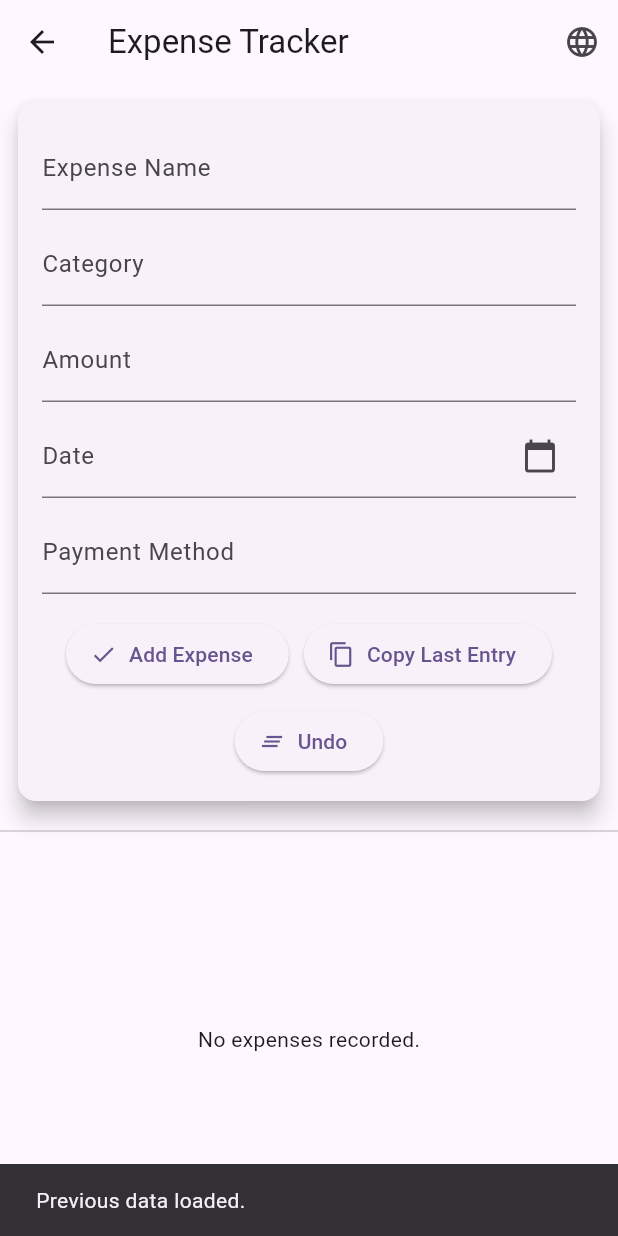
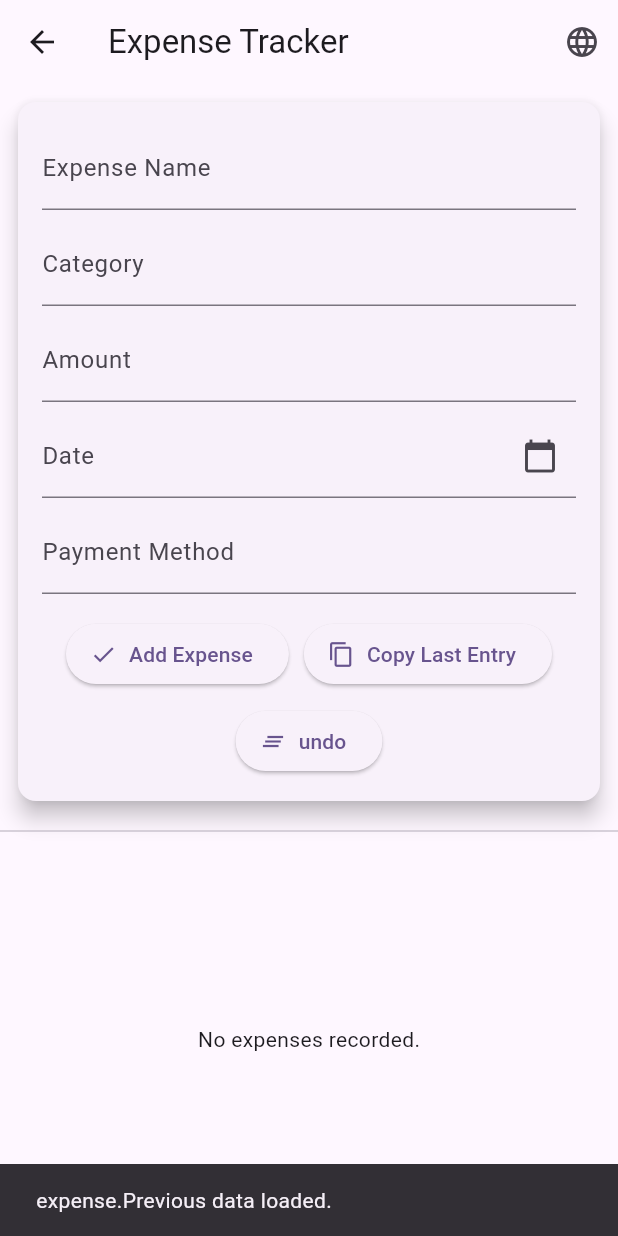
Before and after one commit to jananigokeda/Event-Planner-App, a Flutter app: the ExpenseTrackerPage screen opened by its route, after a tap on "Copy Last Entry", on a phone screen of 412 x 824 dp. Run offline on Flutter 3.47's test engine with Material 3 defaults, Android fonts, the phone set to English and light mode, and no system bars; our stand-ins replace floor, flutter_translate, sqflite; missing offline and left inert: encrypted_shared_preferences; accounts and stored records are empty; generated files the repository leaves out were written again.

Commit message:
language added and tested

```diff
--- a/assets/i18n/en.json
+++ b/assets/i18n/en.json
@@ -40,8 +40,10 @@
     "delete_confirmation": "Are you sure you want to delete this customer?",
     "close_detail": "Close Detail"
   },
+
   "expense": {
-    "title" : "Expense Tracker",
+    "Expense Tracker" : "Expense Tracker",
+    "Expense Detail": "Expense Detail",
     "Expense Name": "Expense Name",
     "Category": "Category",
     "Amount": "Amount",
@@ -50,12 +52,14 @@
     "Undo": "undo",
     "Edit": "Edit",
     "Delete": "Delete",
-    "close": "close",
-    "add_expense": "Add Expense",
-    "copy_last_entry": "Copy Last Entry",
+    "Close": "close",
+    "Add Expense": "Add Expense",
+    "Copy Last Entry": "Copy Last Entry",
     "All fields are required":"All fields are required",
+    "There is no expenses in the list":"There is no expenses in the list",
+    "no_expense_selected": "No expense selected.",
+    "Update": "Update",
     "previous data gets loaded":"previous data loaded"
-
 
   }
 }
--- a/lib/expense_dao.dart
+++ b/lib/expense_dao.dart
@@ -6,7 +6,7 @@ import 'expense_item.dart';
 @dao
 abstract class ExpenseDao {
   /// Retrieves all expense items from the database.
-  @Query("SELECT * FROM ExpenseItem")
+  @Query("Select * from ExpenseItem")
   Future<List<ExpenseItem>> getAllItems();
 
   /// Inserts a new expense item into the database.
--- a/lib/expense_tracker_page.dart
+++ b/lib/expense_tracker_page.dart
@@ -2,10 +2,12 @@ import 'package:flutter/cupertino.dart';
 import 'package:flutter/material.dart';
 import 'package:encrypted_shared_preferences/encrypted_shared_preferences.dart';
 import 'package:flutter_translate/flutter_translate.dart';
+import 'package:flutter_localizations/flutter_localizations.dart';
 import 'expense_dao.dart';
 import 'expense_item.dart';
 import 'expense_repository.dart';
 import 'package:cst2335_final/database.dart';
+
 
 
 
@@ -35,14 +37,15 @@ class _ExpenseTrackerPageState extends State<ExpenseTrackerPage> {
   @override
   void initState() {
     super.initState();
-    $FloorAppDatabase.databaseBuilder('app_database.db').build().then((database) {
+    /*$FloorAppDatabase.databaseBuilder('app_database.db').build().then((database) {
       _database = database;
-      _expenseDao = database.expenseDao;
+      _expenseDao = database.expenseDao;*/
     _loadExpenseList();
+
+    _loadPreviousFormData();
     }
-    );
-    _loadPreviousFormData();
-  }
+    //);
+  //}
   void showDemoActionSheet(
       {required BuildContext context, required Widget child}) {
     showCupertinoModalPopup<String>(
@@ -60,22 +63,30 @@ class _ExpenseTrackerPageState extends State<ExpenseTrackerPage> {
         message: Text(translate('language.selection.message')),
         actions: <Widget>[
           CupertinoActionSheetAction(
-            child: Text(translate('language.name.en')),
-            onPressed: () => Navigator.pop(context, 'en'),
+            child:
+            Text(translate('language.name.en')),
+            onPressed: () async {
+              Navigator.pop(context);
+              await changeLocale(context, 'en');
+            },
           ),
           CupertinoActionSheetAction(
             child: Text(translate('language.name.ta')),
-            onPressed: () => Navigator.pop(context, 'ta'),
+            onPressed: () async {
+              Navigator.pop(context);
+              await changeLocale(context, 'ta');
+            },
           ),
         ],
         cancelButton: CupertinoActionSheetAction(
           child: Text(translate('button.cancel')),
           isDefaultAction: true,
-          onPressed: () => Navigator.pop(context, null),
+          onPressed: () => Navigator.pop(context),
         ),
       ),
     );
   }
+
   /*Future<void> _loadExpenseList() async {
     final list = await _expenseDao.getAllItems();
     setState(() {
@@ -108,7 +119,7 @@ class _ExpenseTrackerPageState extends State<ExpenseTrackerPage> {
             ExpenseItem(id, name, category, amount, date, paymentMethod));
       }
     }
-    final list = await _expenseDao.getAllItems();
+    //final list = await _expenseDao.getAllItems();
 
     setState(() {
       _expenses = expenses;
@@ -159,7 +170,7 @@ class _ExpenseTrackerPageState extends State<ExpenseTrackerPage> {
         _amountController.text.isEmpty ||
         _dateController.text.isEmpty ||
         _paymentMethodController.text.isEmpty) {
-      _showErrorDialog('All fields are required.');
+      _showErrorDialog ('All fields are required.');
       return;
     }
 
@@ -259,7 +270,7 @@ class _ExpenseTrackerPageState extends State<ExpenseTrackerPage> {
         .width >= 600;
     return Scaffold(
       appBar: AppBar(
-        title: const Text('Expense Tracker'),
+        title:  Text(translate('expense.Expense Tracker'),),
           actions: [
       IconButton(
       icon: const Icon(Icons.language),
@@ -337,23 +348,28 @@ class _ExpenseTrackerPageState extends State<ExpenseTrackerPage> {
           children: [
             TextField(
               controller: _nameController,
-              decoration: const InputDecoration(labelText: "Expense Name"),
+              decoration: InputDecoration(
+            labelText: translate('expense.Expense Name'),)
             ),
             const SizedBox(height: 8),
             TextField(
               controller: _categoryController,
-              decoration: const InputDecoration(labelText: "Category"),
+              decoration: InputDecoration(
+                  labelText:translate('expense.Category'),)
             ),
             const SizedBox(height: 8),
             TextField(
               controller: _amountController,
-              decoration: const InputDecoration(labelText: "Amount"),
+              decoration: InputDecoration(
+                labelText:translate('expense.Amount'),),
             ),
             const SizedBox(height: 8),
             TextField(
               controller: _dateController,
               readOnly: true,
-              decoration: const InputDecoration(labelText: "Date",  suffixIcon: Icon(Icons.calendar_today),),
+              decoration:  InputDecoration(
+
+                labelText: translate('expense.Date'),  suffixIcon: Icon(Icons.calendar_today),),
 
           onTap: () async {
             FocusScope.of(context).requestFocus(FocusNode());
@@ -376,7 +392,8 @@ class _ExpenseTrackerPageState extends State<ExpenseTrackerPage> {
             const SizedBox(height: 8),
             TextField(
               controller: _paymentMethodController,
-              decoration: const InputDecoration(labelText: "Payment Method"),
+              decoration: InputDecoration(
+                  labelText: translate('expense.Payment Method')),
             ),
             /*Padding(
               padding: const EdgeInsets.symmetric(vertical: 8),
@@ -416,17 +433,18 @@ class _ExpenseTrackerPageState extends State<ExpenseTrackerPage> {
                 ElevatedButton.icon(
                   onPressed: _handleSubmit,
                   icon: const Icon(Icons.check),
-                  label: const Text('Add Expense'),
+                  label: Text(translate('expense.Add Expense'),)
                 ),
                 ElevatedButton.icon(
                   onPressed: () async {
                     await _loadPreviousFormData();
                     ScaffoldMessenger.of(context).showSnackBar(
-                      const SnackBar(content: Text('Previous data loaded.')),
+                      SnackBar(content: Text(translate('expense.Previous data loaded.')),
+                        )
                     );
                   },
                   icon: const Icon(Icons.copy),
-                  label: const Text('Copy Last Entry'),
+                  label: Text(translate('expense.Copy Last Entry'),)
                 ),
                 ElevatedButton.icon(
                   onPressed: () {
@@ -437,7 +455,7 @@ class _ExpenseTrackerPageState extends State<ExpenseTrackerPage> {
                     _paymentMethodController.clear();
                   },
                   icon: const Icon(Icons.clear_all),
-                  label: const Text('Undo'),
+                  label:Text(translate('expense.Undo'),)
                 ),
               ],
             ),
@@ -478,7 +496,7 @@ class _ExpenseTrackerPageState extends State<ExpenseTrackerPage> {
 
   Widget _buildListView() {
     return _expenses.isEmpty
-        ? const Center(child: Text('There is no expenses in the list'))
+        ? Center(child: Text(translate('expense.There is no expenses in the list')))
         : ListView.builder(
     //return ListView.builder(
       //shrinkWrap: true,
@@ -507,7 +525,7 @@ class _ExpenseTrackerPageState extends State<ExpenseTrackerPage> {
 
   Widget _buildExpenseDetail() {
     if (_selectedExpense == null) {
-      return const Center(child: Text("No expense selected."));
+      return Center(child: Text(translate('expense.no_expense_selected')));
     }
 
     final expense = _selectedExpense!;
@@ -536,7 +554,7 @@ class _ExpenseTrackerPageState extends State<ExpenseTrackerPage> {
                     _navigateToExpenseDetail(expense); // Go to edit page
                   },
                   icon: const Icon(Icons.edit),
-                  label: const Text("Edit"),
+                  label: Text (translate('expense.Edit'),)
                 ),
                 ElevatedButton.icon(
                   onPressed: () {
@@ -546,7 +564,7 @@ class _ExpenseTrackerPageState extends State<ExpenseTrackerPage> {
                     });
                   },
                   icon: const Icon(Icons.delete),
-                  label: const Text("Delete"),
+                  label: Text(translate('expense.Delete'),)
                 ),
                 ElevatedButton.icon(
                   onPressed: () {
@@ -555,7 +573,7 @@ class _ExpenseTrackerPageState extends State<ExpenseTrackerPage> {
                     });
                   },
                   icon: const Icon(Icons.close),
-                  label: const Text("Close"),
+                  label: Text(translate('expense.Close'),)
                 ),
               ],
             ),
@@ -589,7 +607,7 @@ class _ExpenseTrackerPageState extends State<ExpenseTrackerPage> {
 
       return Scaffold(
         appBar: AppBar(
-          title: const Text('Expense Detail'),
+          title: Text(translate('Expense Detail'),),
         ),
         body: Padding(
           padding: const EdgeInsets.all(24),
@@ -597,27 +615,27 @@ class _ExpenseTrackerPageState extends State<ExpenseTrackerPage> {
             children: [
               TextField(
                 controller: _nameController,
-                decoration: const InputDecoration(labelText: "Expense Name"),
+                decoration: InputDecoration(labelText: translate('expense.Expense Name'),)
               ),
               const SizedBox(height: 8),
               TextField(
                 controller: _categoryController,
-                decoration: const InputDecoration(labelText: "Category"),
+                decoration: InputDecoration(labelText: translate('expense.Category'),)
               ),
               const SizedBox(height: 8),
               TextField(
                 controller: _amountController,
-                decoration: const InputDecoration(labelText: "Amount"),
+                decoration: InputDecoration(labelText:  translate('expense.Amount'),)
               ),
               const SizedBox(height: 8),
               TextField(
                 controller: _dateController,
-                decoration: const InputDecoration(labelText: "Date"),
+                decoration: InputDecoration(labelText:  translate('expense.Date'),)
               ),
               const SizedBox(height: 8),
               TextField(
                 controller: _paymentMethodController,
-                decoration: const InputDecoration(labelText: "Payment Method"),
+                decoration:InputDecoration(labelText:  translate('Payment Method'),)
               ),
               const SizedBox(height: 16),
               Row(
@@ -635,13 +653,13 @@ class _ExpenseTrackerPageState extends State<ExpenseTrackerPage> {
                       );
                       Navigator.pop(context, updatedExpense);
                     },
-                    child: const Text('Update'),
+                    child: Text(translate('expense.Update'),)
                   ),
                   ElevatedButton(
                     onPressed: () {
                       Navigator.pop(context, null);
                     },
-                    child: const Text('Delete'),
+                    child: Text(translate('expense.Delete'),),
                     style: ElevatedButton.styleFrom(
                         backgroundColor: Colors.red),
                   ),
```
Also changed, not shown: assets/i18n/ta.json (+18 -19 lines).
